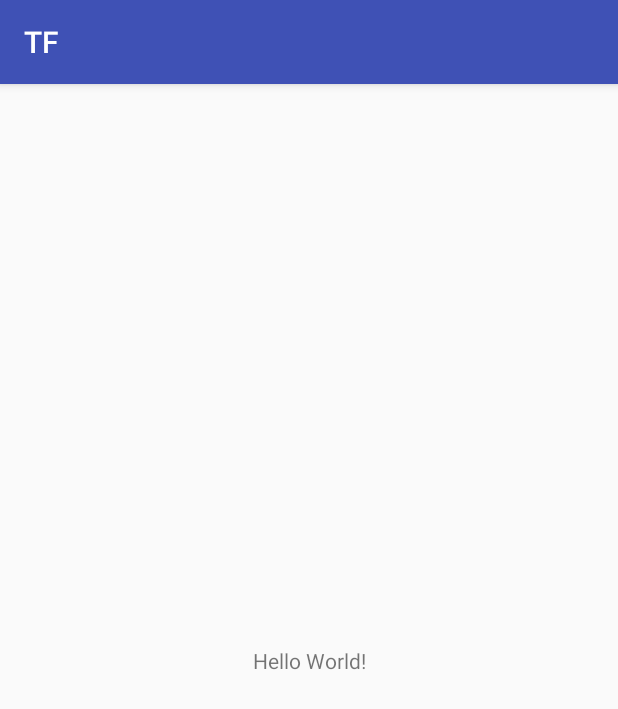
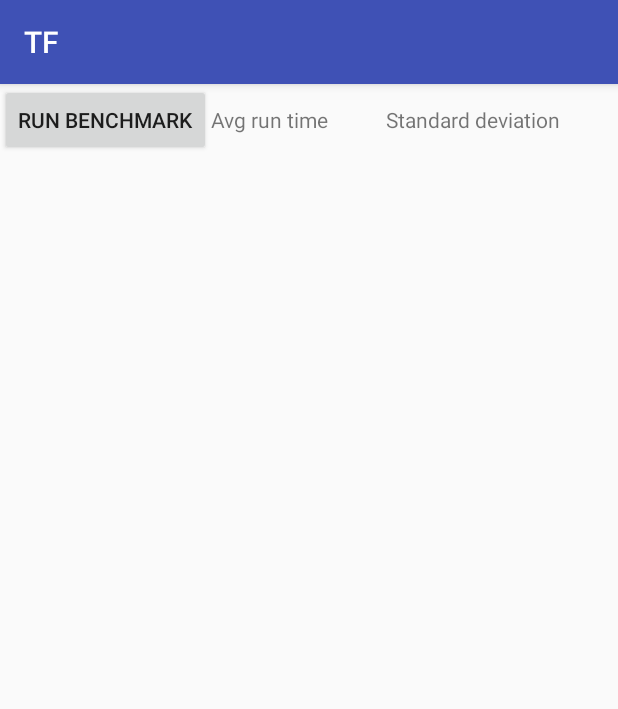
Before and after one commit to bulletcross/TF_vs_Deep, an Android app: the screen it shows after launch (MainActivity), on a phone screen of 412 x 824 dp. Shown: the top 709 px of the screen. Run offline under Robolectric (Android 15) with nearby library versions, the phone set to English and light mode, and no system bars.

Commit message:
view drawer[kotlin version]

```diff
--- a/TF/app/src/main/res/layout/activity_main.xml
+++ b/TF/app/src/main/res/layout/activity_main.xml
@@ -1,18 +1,68 @@
 <?xml version="1.0" encoding="utf-8"?>
-<android.support.constraint.ConstraintLayout xmlns:android="http://schemas.android.com/apk/res/android"
+<LinearLayout xmlns:android="http://schemas.android.com/apk/res/android"
     xmlns:app="http://schemas.android.com/apk/res-auto"
     xmlns:tools="http://schemas.android.com/tools"
     android:layout_width="match_parent"
     android:layout_height="match_parent"
     tools:context="com.bulletcross.vishal.tf.MainActivity">
+    <LinearLayout
+        android:layout_width="match_parent"
+        android:layout_height="wrap_content"
+        android:orientation="horizontal"
+        >
 
-    <TextView
-        android:layout_width="wrap_content"
-        android:layout_height="wrap_content"
-        android:text="Hello World!"
-        app:layout_constraintBottom_toBottomOf="parent"
-        app:layout_constraintLeft_toLeftOf="parent"
-        app:layout_constraintRight_toRightOf="parent"
-        app:layout_constraintTop_toTopOf="parent" />
+        <Button
+            android:id="@+id/benchmark"
+            android:layout_width="wrap_content"
+            android:layout_height="wrap_content"
+            android:text="Run Benchmark" />
 
-</android.support.constraint.ConstraintLayout>
+        <TextView
+            android:id="@+id/avg"
+            android:layout_width="wrap_content"
+            android:layout_height="wrap_content"
+            android:layout_weight="1"
+            android:text="Avg run time" />
+
+        <TextView
+            android:id="@+id/std"
+            android:layout_width="wrap_content"
+            android:layout_height="wrap_content"
+            android:layout_weight="1"
+            android:text="Standard deviation" />
+    </LinearLayout>
+
+    <com.bulletcross.vishal.tf.views.DrawView
+        android:id="@+id/draw"
+        android:layout_width="match_parent"
+        android:layout_height="0dp"
+        android:layout_weight="1"
+        />
+
+    <LinearLayout
+        android:layout_width="match_parent"
+        android:layout_height="150dp"
+        android:orientation="horizontal"
+        >
+        <Button
+            android:id="@+id/predict"
+            android:layout_width="wrap_content"
+            android:layout_height="wrap_content"
+            android:text="Predict digit" />
+
+        <TextView
+            android:id="@+id/predict_text"
+            android:layout_width="wrap_content"
+            android:layout_height="wrap_content"
+            android:layout_weight="1"
+            android:text="Prediction here" />
+
+        <Button
+            android:id="@+id/button2"
+            android:layout_width="wrap_content"
+            android:layout_height="wrap_content"
+            android:layout_weight="1"
+            android:text="Button" />
+    </LinearLayout>
+
+</LinearLayout>
```
Also changed, not shown: TF/app/src/main/java/com/bulletcross/vishal/tf/views/DrawModel.kt (added, +67 -0 lines), TF/app/src/main/java/com/bulletcross/vishal/tf/views/DrawRenderer.kt (added, +52 -0 lines), TF/app/src/main/java/com/bulletcross/vishal/tf/views/DrawView.kt (added, +160 -0 lines).
